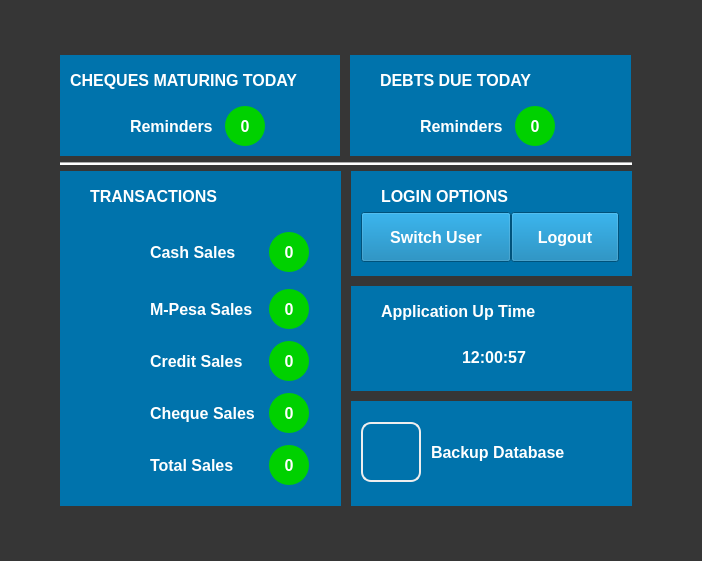
Above: msale/forms/home.ui from ermolalex/Point-Of-Sale-PyQt-PySide before the change. Below: the same form after it.
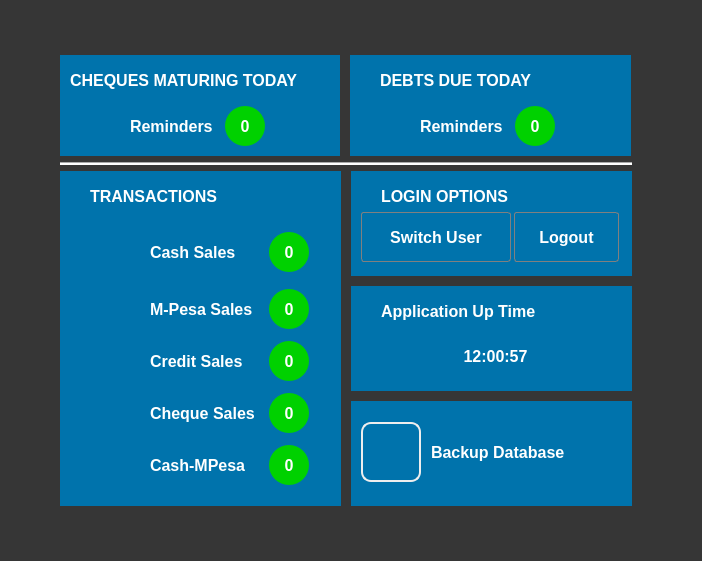
That is the form after the change.

```diff
--- a/msale/forms/home.ui
+++ b/msale/forms/home.ui
@@ -507,7 +507,7 @@
                      </size>
                     </property>
                     <property name="text">
-                     <string>Total Sales</string>
+                     <string>Cash-MPesa</string>
                     </property>
                    </widget>
                   </item>
@@ -547,6 +547,9 @@
              <layout class="QVBoxLayout" name="verticalLayout_2">
               <item>
                <widget class="QWidget" name="widget_5" native="true">
+                <property name="enabled">
+                 <bool>true</bool>
+                </property>
                 <property name="sizePolicy">
                  <sizepolicy hsizetype="Fixed" vsizetype="Fixed">
                   <horstretch>0</horstretch>
@@ -566,6 +569,8 @@
 }
 QPushButton{
 font:12px &quot;MS Shell Dlg 2&quot;;
+border:1px solid grey;
+border-radius:3px;
 }
 
 QPushButton:hover{
@@ -605,10 +610,13 @@
                  </property>
                  <layout class="QHBoxLayout" name="horizontalLayout_5">
                   <property name="spacing">
-                   <number>0</number>
+                   <number>3</number>
                   </property>
                   <item>
                    <widget class="QPushButton" name="switchUserBtn">
+                    <property name="enabled">
+                     <bool>true</bool>
+                    </property>
                     <property name="minimumSize">
                      <size>
                       <width>150</width>
@@ -621,6 +629,9 @@
                       <height>50</height>
                      </size>
                     </property>
+                    <property name="styleSheet">
+                     <string notr="true"/>
+                    </property>
                     <property name="text">
                      <string>Switch User</string>
                     </property>
@@ -634,6 +645,9 @@
                   </item>
                   <item>
                    <widget class="QPushButton" name="logoutBtn">
+                    <property name="enabled">
+                     <bool>true</bool>
+                    </property>
                     <property name="minimumSize">
                      <size>
                       <width>100</width>
@@ -646,6 +660,9 @@
                       <height>50</height>
                      </size>
                     </property>
+                    <property name="styleSheet">
+                     <string notr="true"/>
+                    </property>
                     <property name="text">
                      <string>Logout</string>
                     </property>
@@ -698,21 +715,18 @@
                   <string>Application Up Time</string>
                  </property>
                 </widget>
-                <widget class="QWidget" name="layoutWidget_2">
+                <widget class="QLabel" name="datetimeLbl">
                  <property name="geometry">
                   <rect>
-                   <x>70</x>
+                   <x>19</x>
                    <y>50</y>
-                   <width>146</width>
-                   <height>42</height>
+                   <width>251</width>
+                   <height>40</height>
                   </rect>
                  </property>
-                 <layout class="QHBoxLayout" name="horizontalLayout_4">
-                  <item>
-                   <widget class="QLabel" name="label_6">
                     <property name="minimumSize">
                      <size>
-                      <width>0</width>
+                   <width>200</width>
                       <height>30</height>
                      </size>
                     </property>
@@ -723,9 +737,6 @@
                      <set>Qt::AlignCenter</set>
                     </property>
                    </widget>
-                  </item>
-                 </layout>
-                </widget>
                </widget>
               </item>
               <item>
```
Left out of the diff: 11 changed lines with no effect on the pictures. Lines whose indentation alone changed are shown as unchanged.
